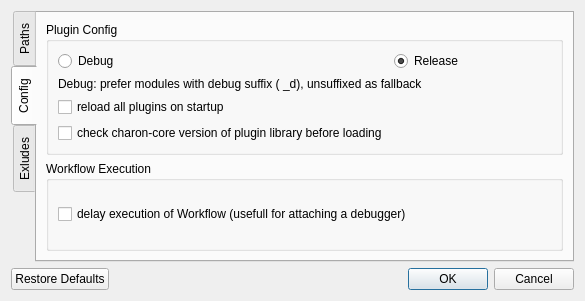
Above: src/OptionsDialog.ui from flowexpert/charon before the change. Below: the same form after it.
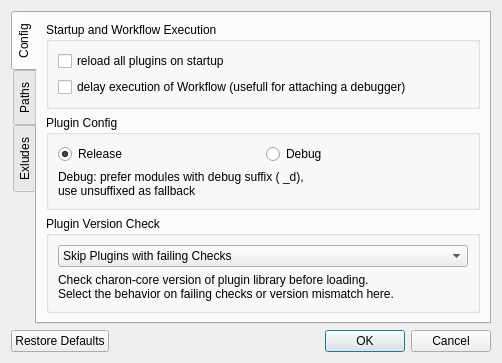
That is the form after the change. Custom widgets are drawn as their Qt base class.

Commit message: adapted to changed plugin check levels

The edit to the form file:
```diff
--- a/src/OptionsDialog.ui
+++ b/src/OptionsDialog.ui
@@ -7,8 +7,8 @@
    <rect>
     <x>0</x>
     <y>0</y>
-    <width>585</width>
-    <height>301</height>
+    <width>502</width>
+    <height>357</height>
    </rect>
   </property>
   <property name="windowTitle">
@@ -23,6 +23,109 @@
      <property name="currentIndex">
       <number>1</number>
      </property>
+     <widget class="QWidget" name="tabConfig">
+      <attribute name="title">
+       <string>Config</string>
+      </attribute>
+      <layout class="QVBoxLayout" name="verticalLayout_6">
+       <item>
+        <widget class="QGroupBox" name="groupGeneral">
+         <property name="title">
+          <string>Startup and Workflow Execution</string>
+         </property>
+         <layout class="QVBoxLayout" name="verticalLayout_2">
+          <item>
+           <widget class="QCheckBox" name="checkReload">
+            <property name="text">
+             <string>reload all plugins on startup</string>
+            </property>
+           </widget>
+          </item>
+          <item>
+           <widget class="QCheckBox" name="checkDelay">
+            <property name="text">
+             <string>delay execution of Workflow (usefull for attaching a debugger)</string>
+            </property>
+           </widget>
+          </item>
+         </layout>
+        </widget>
+       </item>
+       <item>
+        <widget class="QGroupBox" name="groupSuffix">
+         <property name="title">
+          <string>Plugin Config</string>
+         </property>
+         <layout class="QGridLayout" name="gridLayout">
+          <item row="0" column="1">
+           <widget class="QRadioButton" name="checkDebug">
+            <property name="text">
+             <string>Debug</string>
+            </property>
+           </widget>
+          </item>
+          <item row="0" column="0">
+           <widget class="QRadioButton" name="checkRelease">
+            <property name="text">
+             <string>Release</string>
+            </property>
+            <property name="checked">
+             <bool>true</bool>
+            </property>
+           </widget>
+          </item>
+          <item row="2" column="0" colspan="2">
+           <widget class="QLabel" name="lSuffix">
+            <property name="text">
+             <string>Debug: prefer modules with debug suffix ( _d),&lt;br&gt;
+use unsuffixed as fallback</string>
+            </property>
+           </widget>
+          </item>
+         </layout>
+        </widget>
+       </item>
+       <item>
+        <widget class="QGroupBox" name="groupCheckLevel">
+         <property name="title">
+          <string>Plugin Version Check</string>
+         </property>
+         <layout class="QVBoxLayout" name="verticalLayout_4">
+          <item>
+           <widget class="QComboBox" name="comboCheckLevel">
+            <property name="currentIndex">
+             <number>2</number>
+            </property>
+            <item>
+             <property name="text">
+              <string>Disable Checks</string>
+             </property>
+            </item>
+            <item>
+             <property name="text">
+              <string>Warnings</string>
+             </property>
+            </item>
+            <item>
+             <property name="text">
+              <string>Skip Plugins with failing Checks</string>
+             </property>
+            </item>
+           </widget>
+          </item>
+          <item>
+           <widget class="QLabel" name="lCheckLevel">
+            <property name="text">
+             <string>Check charon-core version of plugin library before loading.&lt;br&gt;
+Select the behavior on failing checks or version mismatch here.</string>
+            </property>
+           </widget>
+          </item>
+         </layout>
+        </widget>
+       </item>
+      </layout>
+     </widget>
      <widget class="QWidget" name="tabPaths">
       <property name="enabled">
        <bool>true</bool>
@@ -133,76 +236,6 @@
        </item>
       </layout>
      </widget>
-     <widget class="QWidget" name="tabConfig">
-      <attribute name="title">
-       <string>Config</string>
-      </attribute>
-      <layout class="QVBoxLayout" name="verticalLayout_4">
-       <item>
-        <widget class="QGroupBox" name="groupSuffix">
-         <property name="title">
-          <string>Plugin Config</string>
-         </property>
-         <layout class="QGridLayout" name="gridLayout">
-          <item row="1" column="0">
-           <widget class="QRadioButton" name="checkDebug">
-            <property name="text">
-             <string>Debug</string>
-            </property>
-           </widget>
-          </item>
-          <item row="1" column="1">
-           <widget class="QRadioButton" name="checkRelease">
-            <property name="text">
-             <string>Release</string>
-            </property>
-            <property name="checked">
-             <bool>true</bool>
-            </property>
-           </widget>
-          </item>
-          <item row="2" column="0" colspan="2">
-           <widget class="QLabel" name="lSuffix">
-            <property name="text">
-             <string>Debug: prefer modules with debug suffix ( _d), unsuffixed as fallback</string>
-            </property>
-           </widget>
-          </item>
-          <item row="3" column="0">
-           <widget class="QCheckBox" name="checkReload">
-            <property name="text">
-             <string>reload all plugins on startup</string>
-            </property>
-           </widget>
-          </item>
-          <item row="4" column="0">
-           <widget class="QCheckBox" name="checkIgnoreVersion">
-            <property name="text">
-             <string>check charon-core version of plugin library before loading</string>
-            </property>
-           </widget>
-          </item>
-         </layout>
-        </widget>
-       </item>
-       <item>
-        <widget class="QGroupBox" name="groupBox">
-         <property name="title">
-          <string>Workflow Execution</string>
-         </property>
-         <layout class="QVBoxLayout" name="verticalLayout_2">
-          <item>
-           <widget class="QCheckBox" name="checkDelay">
-            <property name="text">
-             <string>delay execution of Workflow (usefull for attaching a debugger)</string>
-            </property>
-           </widget>
-          </item>
-         </layout>
-        </widget>
-       </item>
-      </layout>
-     </widget>
      <widget class="QWidget" name="tabExclude">
       <attribute name="title">
        <string>Exludes</string>
```
Left out of the diff: 2 changed lines with no effect on the pictures. The commit also changes 5 other files.
